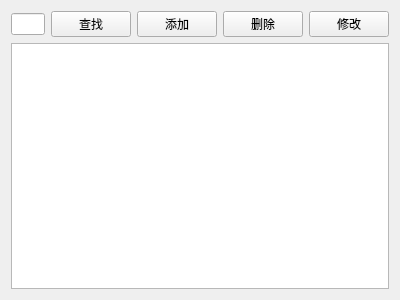
yuancong2/QtCode-Lab3, file patientview.ui: the form before one commit.
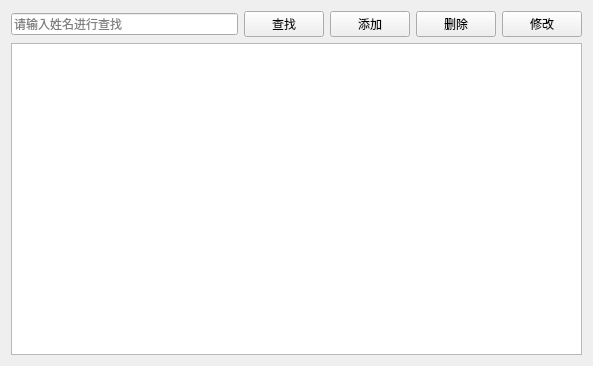
The form after the commit. Icons and pictures are not drawn.

Patch:
```diff
--- a/patientview.ui
+++ b/patientview.ui
@@ -6,8 +6,8 @@
    <rect>
     <x>0</x>
     <y>0</y>
-    <width>400</width>
-    <height>300</height>
+    <width>593</width>
+    <height>366</height>
    </rect>
   </property>
   <property name="windowTitle">
@@ -17,7 +17,11 @@
    <item>
     <layout class="QHBoxLayout" name="horizontalLayout">
      <item>
-      <widget class="QLineEdit" name="textSearch"/>
+      <widget class="QLineEdit" name="textSearch">
+       <property name="placeholderText">
+        <string>请输入姓名进行查找</string>
+       </property>
+      </widget>
      </item>
      <item>
       <widget class="QPushButton" name="btSearch">
```
Left out of the diff: 20 changed lines with no effect on the pictures.
